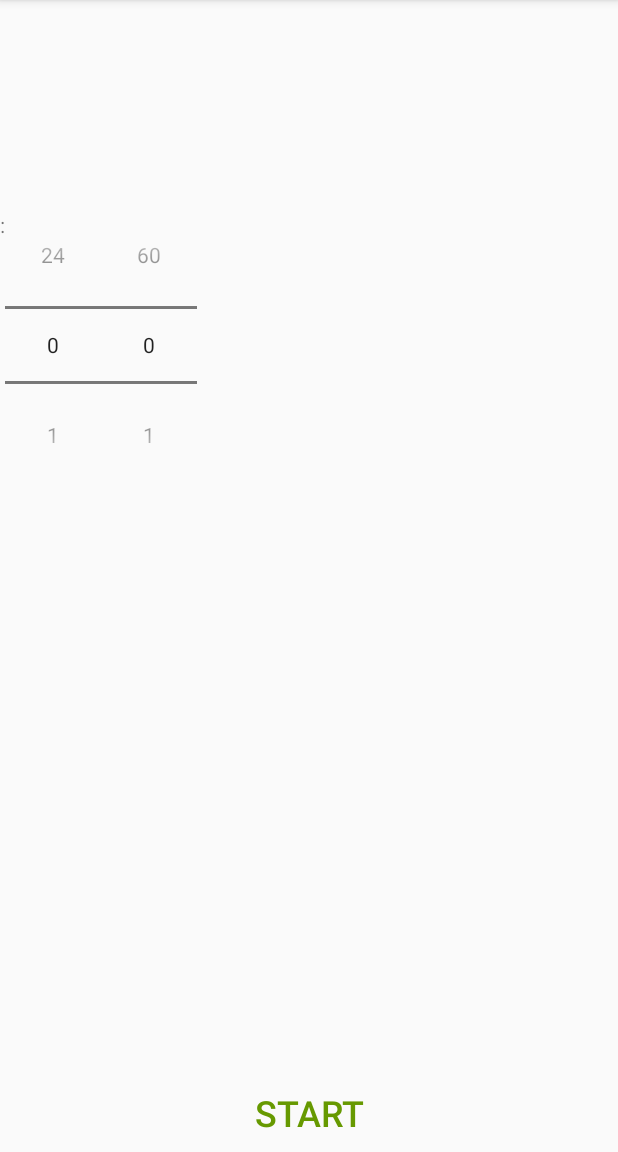
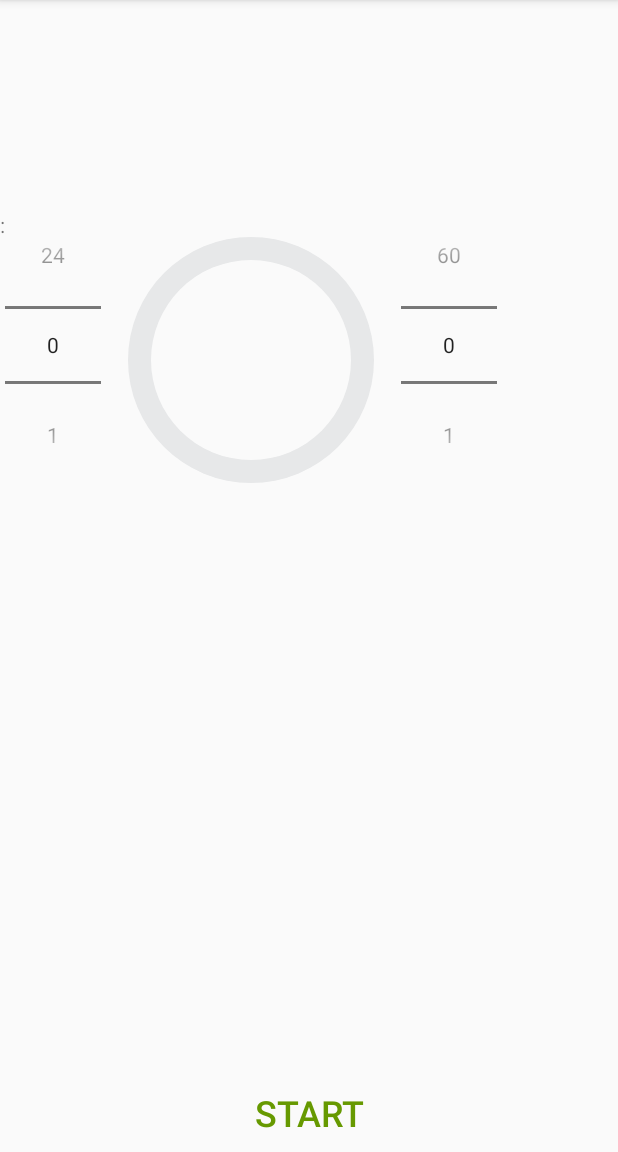
Before and after one commit to ThitiBobo/A-tuto-BombProject--minuteur-, an Android app: the screen it shows after launch (MainActivity), on a phone screen of 412 x 824 dp, the part 84-1236 px from its top. Run offline under Robolectric (Android 15) with nearby library versions, the phone set to English and light mode, and no system bars.

Commit message:
ajout d'une progressbar ronde

```diff
--- a/app/src/main/java/com/thiti/bombproject/Timer.java
+++ b/app/src/main/java/com/thiti/bombproject/Timer.java
@@ -2,6 +2,7 @@ package com.thiti.bombproject;
 
 import android.content.Context;
 import android.os.AsyncTask;
+import android.os.Handler;
 
 /**
  * Created by canard on 02/02/18.
@@ -13,7 +14,7 @@ public class Timer extends AsyncTask {
 
     private int mTime;
 
-    public Timer(Context context,int time){
+    public Timer(Context context,int time,Handler progressBar){
         cContect = context;
         mTime = time;
     }
--- /dev/null
+++ b/app/src/main/res/drawable/progressbar_states.xml
@@ -0,0 +1,25 @@
+<?xml version="1.0" encoding="utf-8"?>
+<layer-list xmlns:android="http://schemas.android.com/apk/res/android">
+    <item android:id="@android:id/background">
+        <shape
+            android:innerRadiusRatio="3"
+            android:shape="ring"
+            android:thickness="15dp"
+            android:useLevel="false"
+            >
+            <solid android:color="#E7E8E9" />
+        </shape>
+    </item>
+    <item android:id="@android:id/progress">
+        <clip android:clipOrientation="vertical" android:gravity="bottom">
+            <shape
+                android:innerRadiusRatio="3"
+                android:shape="ring"
+                android:thickness="15dp"
+                android:useLevel="false"
+                >
+                <solid android:color="#ff0300" />
+            </shape>
+        </clip>
+    </item>
+</layer-list>
--- a/app/src/main/res/layout/activity_main.xml
+++ b/app/src/main/res/layout/activity_main.xml
@@ -9,7 +9,9 @@
 
     <RelativeLayout
         android:layout_width="match_parent"
-        android:layout_height="match_parent">
+        android:layout_height="match_parent"
+        tools:layout_editor_absoluteX="0dp"
+        tools:layout_editor_absoluteY="0dp">
 
 
         <Button
@@ -25,11 +27,10 @@
             android:textSize="24sp"/>
 
 
-
         <RelativeLayout
+            android:id="@+id/relativeLayout"
             android:layout_width="wrap_content"
-            android:layout_height="wrap_content"
-            android:id="@+id/relativeLayout">
+            android:layout_height="wrap_content">
 
         </RelativeLayout>
 
@@ -55,12 +56,20 @@
                 android:layout_height="wrap_content"
                 />
 
+            <ProgressBar
+                android:id="@+id/pb"
+                style="@android:style/Widget.ProgressBar.Horizontal"
+                android:layout_width="200dp"
+                android:layout_height="200dp"
+                android:layout_marginBottom="10dp"
+                android:progressDrawable="@drawable/progressbar_states"
+                />
+
             <NumberPicker
                 android:id="@+id/numberPicker2"
                 android:layout_width="wrap_content"
                 android:layout_height="wrap_content"
                 />
-
         </LinearLayout>
 
 
```
